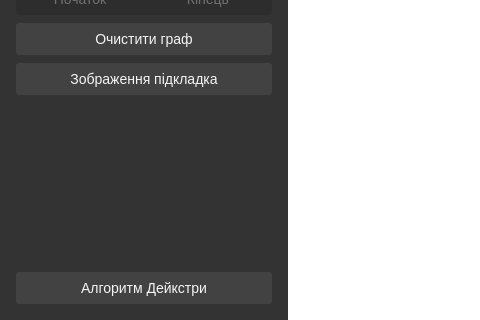
Old version of the form graphedit/mainwindow.ui in the repository SnosMe/kursova; both pictures show x 0 to 480 and y 167 to 487 of the 949 by 487 pixel window.
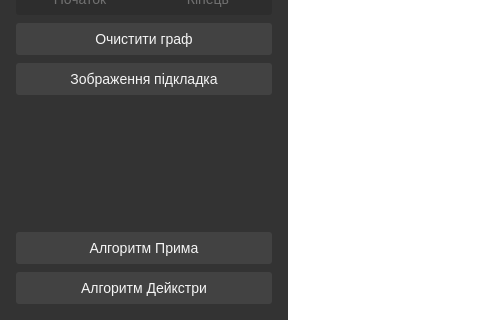
New version of the form. Icons and pictures are not drawn. Custom widgets are drawn as their Qt base class.

Commit message: prim algo

What changed in the file:
```diff
--- a/graphedit/mainwindow.ui
+++ b/graphedit/mainwindow.ui
@@ -669,6 +669,16 @@
              </property>
             </spacer>
            </item>
+           <item>
+            <widget class="QPushButton" name="btn_primAlgo">
+             <property name="cursor">
+              <cursorShape>PointingHandCursor</cursorShape>
+             </property>
+             <property name="text">
+              <string>Алгоритм Прима</string>
+             </property>
+            </widget>
+           </item>
            <item>
             <widget class="QPushButton" name="btn_dijkstra">
              <property name="cursor">
```
The commit also changes 4 other files.
